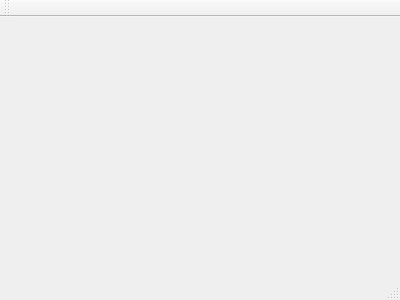
Qt form Enigmateam/mainwindow.ui (TaupeHardie/Projet-Couleur) before a commit.
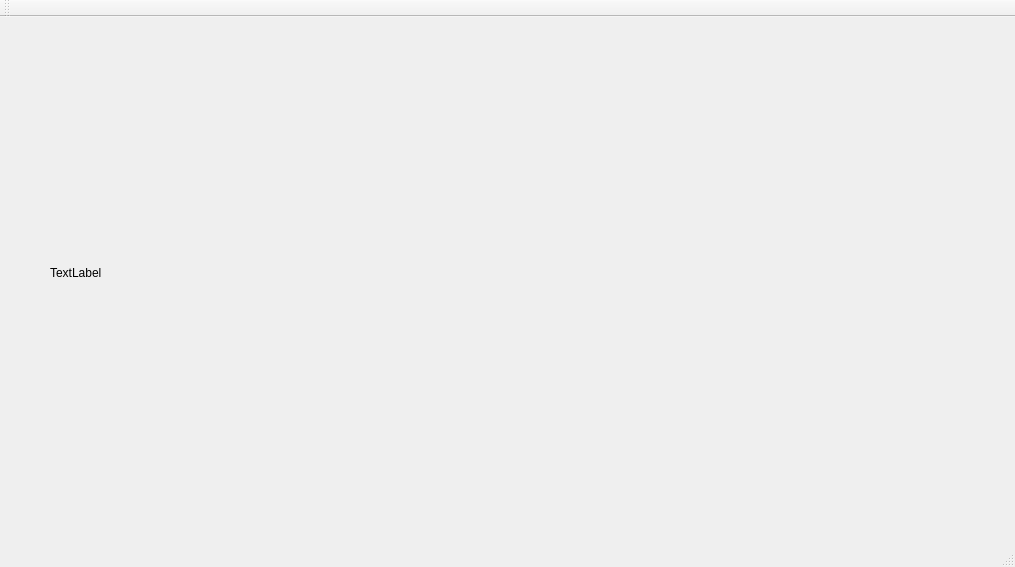
The same form after that commit.

The edit to the form file:
```diff
--- a/Enigmateam/mainwindow.ui
+++ b/Enigmateam/mainwindow.ui
@@ -1,24 +1,53 @@
 <ui version="4.0">
  <class>MainWindow</class>
- <widget class="QMainWindow" name="MainWindow" >
-  <property name="geometry" >
+ <widget class="QMainWindow" name="MainWindow">
+  <property name="geometry">
    <rect>
     <x>0</x>
     <y>0</y>
-    <width>400</width>
-    <height>300</height>
+    <width>1015</width>
+    <height>567</height>
    </rect>
   </property>
   <property name="windowTitle" >
    <string>MainWindow</string>
   </property>
-  <widget class="QMenuBar" name="menuBar" />
-  <widget class="QToolBar" name="mainToolBar" />
-  <widget class="QWidget" name="centralWidget" />
-  <widget class="QStatusBar" name="statusBar" />
+  <widget class="QWidget" name="centralWidget">
+   <widget class="QLabel" name="image_label">
+    <property name="geometry">
+     <rect>
+      <x>50</x>
+      <y>10</y>
+      <width>941</width>
+      <height>491</height>
+     </rect>
+    </property>
+    <property name="text">
+     <string>TextLabel</string>
+    </property>
+   </widget>
+  </widget>
+  <widget class="QMenuBar" name="menuBar">
+   <property name="geometry">
+    <rect>
+     <x>0</x>
+     <y>0</y>
+     <width>1015</width>
+     <height>26</height>
+    </rect>
+   </property>
+  </widget>
+  <widget class="QToolBar" name="mainToolBar">
+   <attribute name="toolBarArea">
+    <enum>TopToolBarArea</enum>
+   </attribute>
+   <attribute name="toolBarBreak">
+    <bool>false</bool>
+   </attribute>
+  </widget>
+  <widget class="QStatusBar" name="statusBar"/>
  </widget>
- <layoutDefault spacing="6" margin="11" />
- <pixmapfunction></pixmapfunction>
+ <layoutdefault spacing="6" margin="11"/>
  <resources/>
  <connections/>
 </ui>
```
Left out of the diff: 3 changed lines with no effect on the pictures.
